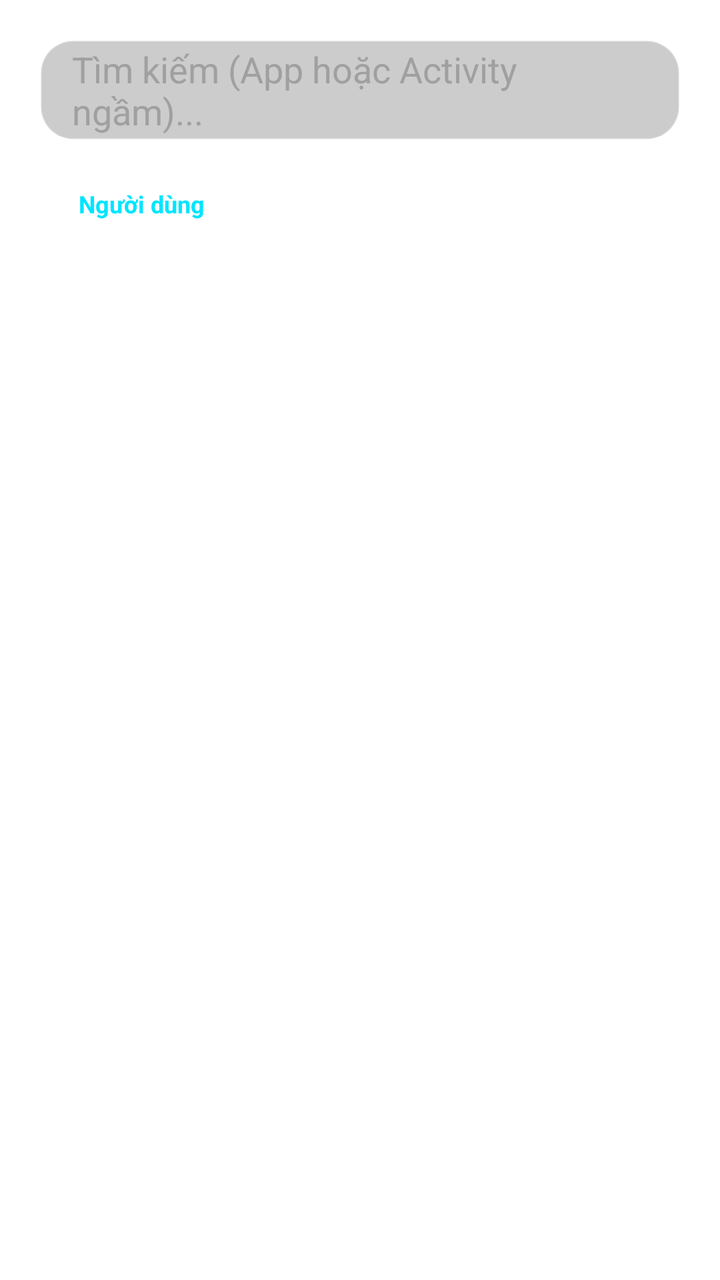
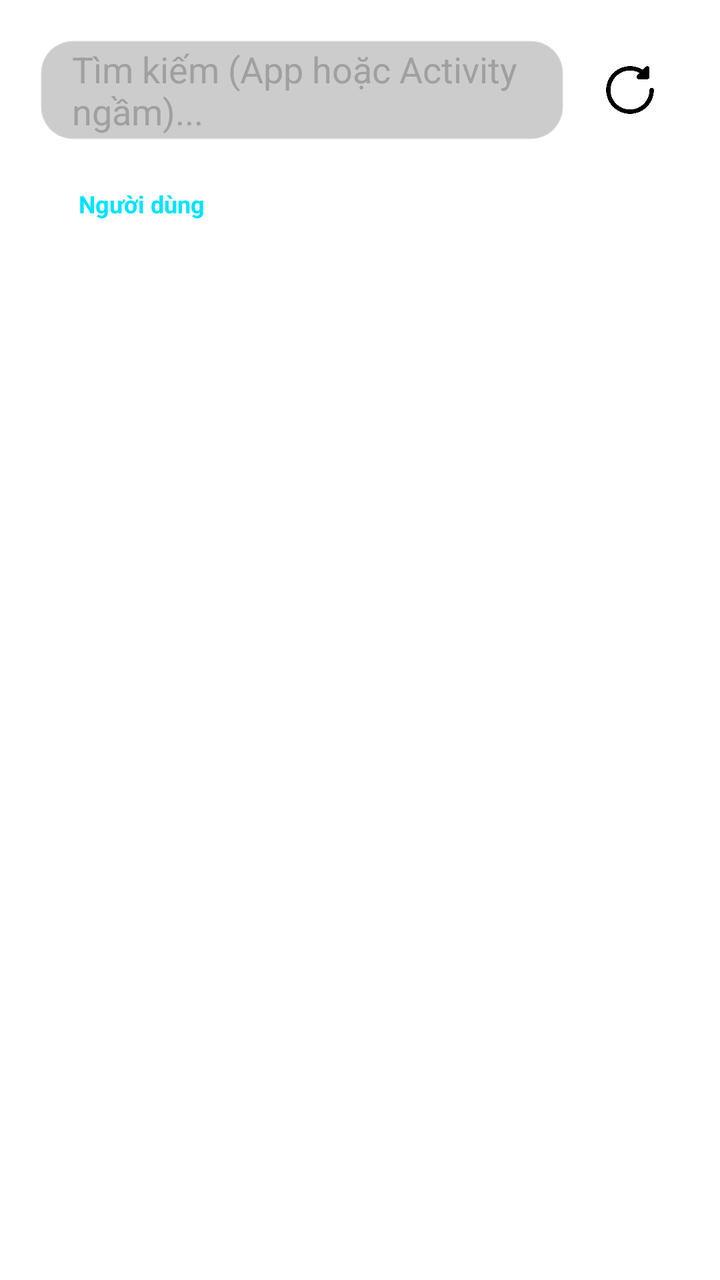

The first picture is an Android layout as it rendered before a commit; the second is the same layout after the commit. The layout source and the unified diff follow.
<!-- AndroidManifest.xml: application theme Theme.PiperOSTool -->
<!-- res/layout/fragment_apps.xml -->
<?xml version="1.0" encoding="utf-8"?>
<LinearLayout xmlns:android="http://schemas.android.com/apk/res/android"
    android:layout_width="match_parent"
    android:layout_height="match_parent"
    android:fitsSystemWindows="true"
    android:orientation="vertical"
    android:paddingTop="20dp">

    <EditText
        android:id="@+id/etSearchApp"
        android:layout_width="match_parent"
        android:layout_height="50dp"
        android:layout_marginHorizontal="20dp"
        android:layout_marginBottom="12dp"
        android:background="@drawable/bg_glass_input"
        android:hint="Tìm kiếm (App hoặc Activity ngầm)..."
        android:paddingHorizontal="16dp"
        android:textColor="#FFFFFF"
        android:textColorHint="#A0A0A0" />

    <LinearLayout
        android:layout_width="match_parent"
        android:layout_height="wrap_content"
        android:layout_marginHorizontal="20dp"
        android:layout_marginBottom="12dp"
        android:orientation="horizontal"
        android:weightSum="3">

        <TextView
            android:id="@+id/tabUser"
            android:layout_width="0dp"
            android:layout_height="40dp"
            android:layout_marginEnd="4dp"
            android:layout_weight="1"
            android:background="@drawable/bg_glass_panel"
            android:gravity="center"
            android:text="Người dùng"
            android:textColor="#00E5FF"
            android:textSize="12sp"
            android:textStyle="bold" />

        <TextView
            android:id="@+id/tabSystem"
            android:layout_width="0dp"
            android:layout_height="40dp"
            android:layout_marginHorizontal="4dp"
            android:layout_weight="1"
            android:background="@drawable/bg_glass_panel"
            android:gravity="center"
            android:text="Hệ thống"
            android:textColor="#FFFFFF"
            android:textSize="12sp"
            android:textStyle="bold" />

        <TextView
            android:id="@+id/tabDisabled"
            android:layout_width="0dp"
            android:layout_height="40dp"
            android:layout_marginStart="4dp"
            android:layout_weight="1"
            android:background="@drawable/bg_glass_panel"
            android:gravity="center"
            android:text="Vô hiệu hóa"
            android:textColor="#FFFFFF"
            android:textSize="12sp"
            android:textStyle="bold" />
    </LinearLayout>

    <ProgressBar
        android:id="@+id/progressBar"
        android:layout_width="wrap_content"
        android:layout_height="wrap_content"
        android:layout_gravity="center"
        android:layout_marginTop="50dp" />

    <androidx.recyclerview.widget.RecyclerView
        android:id="@+id/rvApps"
        android:layout_width="match_parent"
        android:layout_height="match_parent"
        android:paddingHorizontal="12dp"
        android:visibility="gone" />
</LinearLayout>
<!-- resources referenced by this layout -->
<resources>
  <!-- drawable bg_glass_input (drawable) -->
  <?xml version="1.0" encoding="utf-8"?>
  <shape xmlns:android="http://schemas.android.com/apk/res/android">
      <solid android:color="#33000000" />
      <corners android:radius="16dp" />
      <stroke
          android:width="1dp"
          android:color="#33FFFFFF" />
  </shape>
  <!-- drawable bg_glass_panel (drawable) -->
  <?xml version="1.0" encoding="utf-8"?>
  <shape xmlns:android="http://schemas.android.com/apk/res/android">
      <solid android:color="#1AFFFFFF" />
      <corners android:radius="32dp" />
      <stroke
          android:width="1dp"
          android:color="#4DFFFFFF" />
  </shape>
  <style name="Theme.PiperOSTool" parent="Theme.MaterialComponents.DayNight.NoActionBar">
          
          <item name="colorPrimary">#FB8D8D</item>
          <item name="colorPrimaryVariant">#FB4C4C</item>
          <item name="colorOnPrimary">#FFA5A5</item>
          
          <item name="colorSecondary">@color/teal_200</item>
          <item name="colorSecondaryVariant">@color/teal_700</item>
          <item name="colorOnSecondary">@color/black</item>
          
          <item name="android:statusBarColor">#000000</item>
      </style>
  <color name="teal_200">#FF03DAC5</color>
  <color name="teal_700">#FF018786</color>
  <color name="black">#FF000000</color>
</resources>

<!-- the commit's change to res/layout/fragment_apps.xml (unified diff, before → after) -->
@@ -6,17 +6,36 @@
     android:orientation="vertical"
     android:paddingTop="20dp">
 
-    <EditText
-        android:id="@+id/etSearchApp"
+    <LinearLayout
         android:layout_width="match_parent"
-        android:layout_height="50dp"
+        android:layout_height="wrap_content"
+        android:orientation="horizontal"
         android:layout_marginHorizontal="20dp"
-        android:layout_marginBottom="12dp"
-        android:background="@drawable/bg_glass_input"
-        android:hint="Tìm kiếm (App hoặc Activity ngầm)..."
-        android:paddingHorizontal="16dp"
-        android:textColor="#FFFFFF"
-        android:textColorHint="#A0A0A0" />
+        android:layout_marginBottom="12dp">
+
+        <EditText
+            android:id="@+id/etSearchApp"
+            android:layout_width="0dp"
+            android:layout_height="50dp"
+            android:layout_weight="1"
+            android:background="@drawable/bg_glass_input"
+            android:hint="Tìm kiếm (App hoặc Activity ngầm)..."
+            android:paddingHorizontal="16dp"
+            android:textColor="#FFFFFF"
+            android:textColorHint="#A0A0A0" />
+
+        <ImageView
+            android:id="@+id/btnRefreshApps"
+            android:layout_width="50dp"
+            android:layout_height="50dp"
+            android:layout_marginStart="8dp"
+            android:background="@drawable/bg_glass_panel"
+            android:padding="12dp"
+            android:src="@drawable/reload"
+            android:clickable="true"
+            android:focusable="true"/>
+    </LinearLayout>
+
 
     <LinearLayout
         android:layout_width="match_parent"
<!-- resource entries referenced after the edit -->
@@ -18,6 +18,7 @@
           android:width="1dp"
           android:color="#4DFFFFFF" />
   </shape>
+  <!-- drawable reload: png bitmap (drawable, 12503 bytes) -->
   <style name="Theme.PiperOSTool" parent="Theme.MaterialComponents.DayNight.NoActionBar">
           
           <item name="colorPrimary">#FB8D8D</item>
